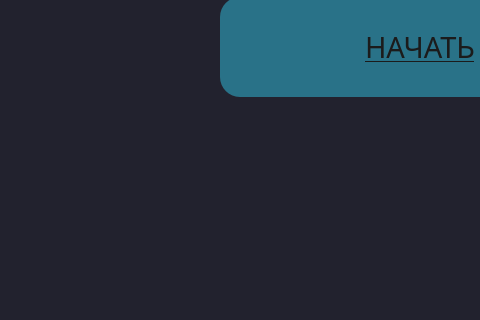
Before: the Qt Designer form Client/jeducation-v0.1/mainwindow.ui in Avedik/Desktop-application-IEducation, drawn with Qt 5; both pictures show x 0 to 480 and y 280 to 600 of the 840 by 600 pixel window.
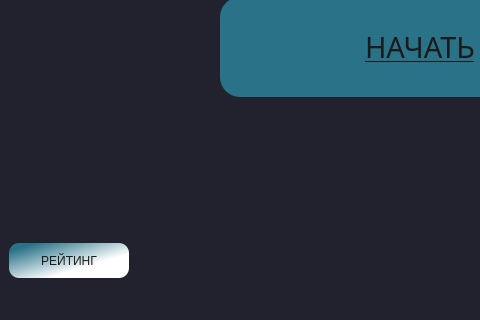
After: the same form once the commit is applied.

Diff of the .ui file:
```diff
--- a/Client/jeducation-v0.1/mainwindow.ui
+++ b/Client/jeducation-v0.1/mainwindow.ui
@@ -267,6 +267,25 @@
         </property>
        </spacer>
       </item>
+      <item>
+       <widget class="QPushButton" name="pushButton_3">
+        <property name="minimumSize">
+         <size>
+          <width>120</width>
+          <height>35</height>
+         </size>
+        </property>
+        <property name="styleSheet">
+         <string notr="true">background-color: qlineargradient(spread:pad, x1:0.652, y1:0.67, x2:0.096, y2:0.136227, stop:0 rgba(255, 255, 255, 255), stop:1 rgba(41, 114, 136, 255));
+color: rgb(29, 29, 29);
+border:2px;
+border-radius:10;</string>
+        </property>
+        <property name="text">
+         <string>РЕЙТИНГ</string>
+        </property>
+       </widget>
+      </item>
      </layout>
     </item>
    </layout>
```
Left out of the diff: 2 changed lines with no effect on the pictures.
